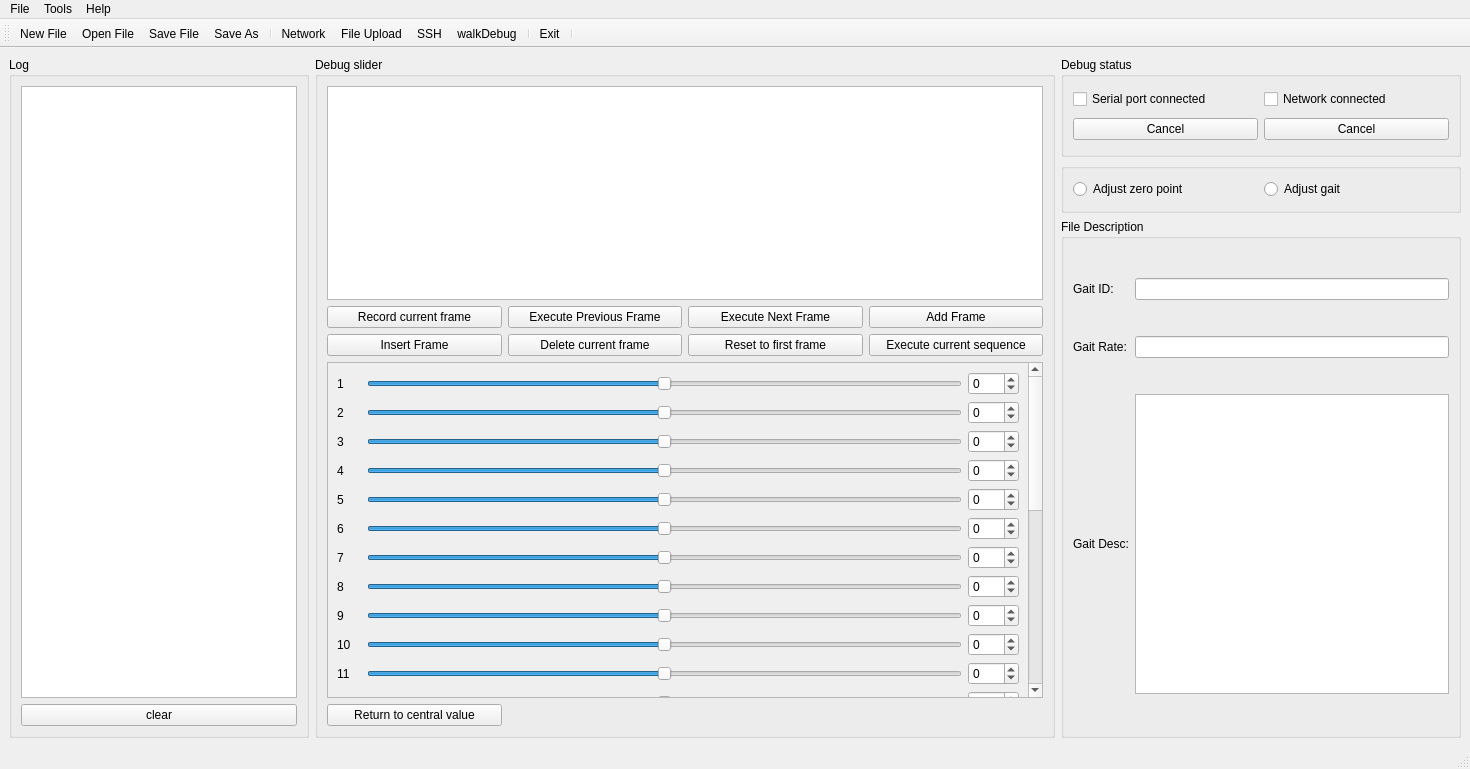
This is mainwindow.ui in BronWang/SpecialGait as Qt 5 draws it before an edit. The edited form follows.
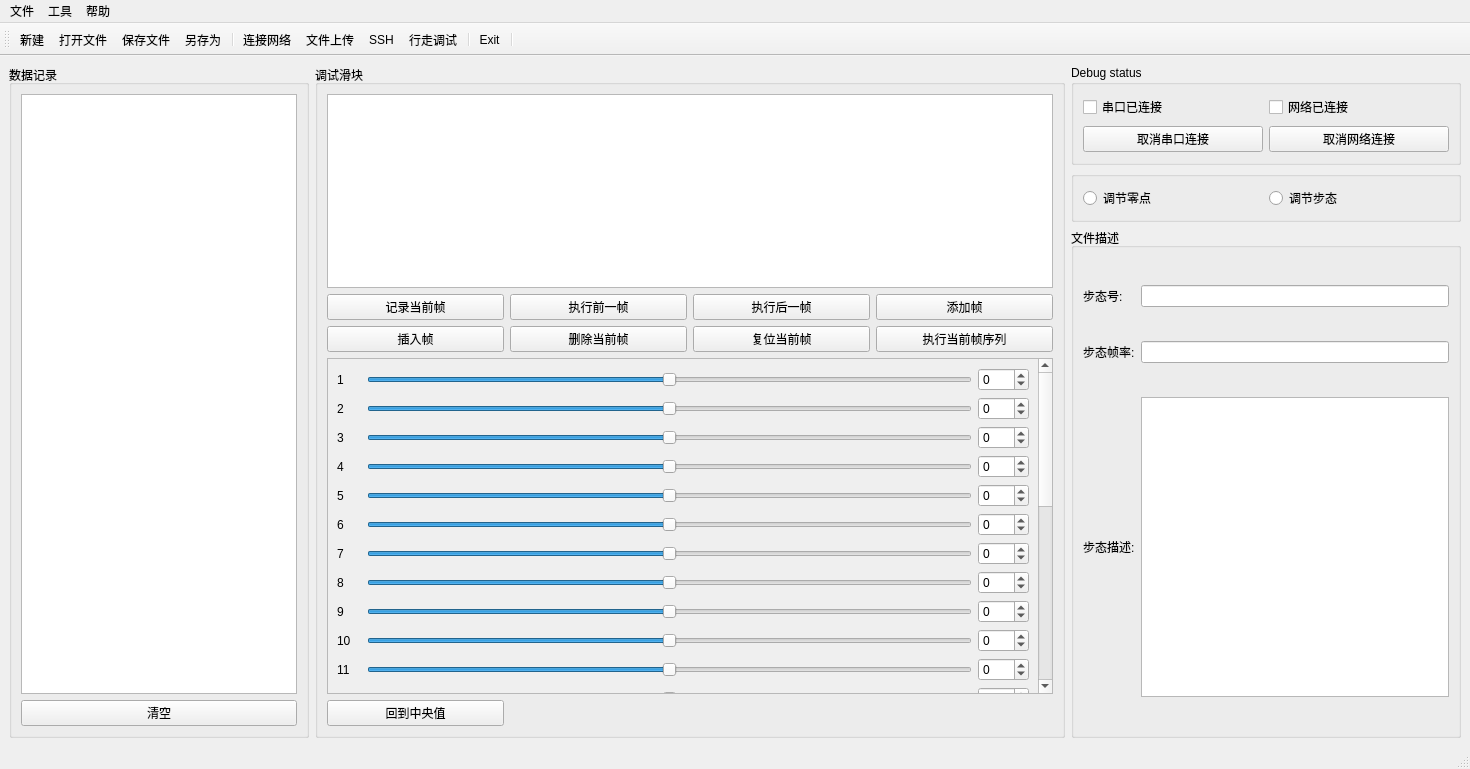
This is the edited form. Icons and pictures are not drawn.

Patch:
```diff
--- a/mainwindow.ui
+++ b/mainwindow.ui
@@ -24,7 +24,7 @@
        </size>
       </property>
       <property name="title">
-       <string>Log</string>
+       <string>数据记录</string>
       </property>
       <layout class="QVBoxLayout" name="verticalLayout_3">
        <item>
@@ -37,7 +37,7 @@
        <item>
         <widget class="QPushButton" name="pushButtonClearText">
          <property name="text">
-          <string>clear</string>
+          <string>清空</string>
          </property>
         </widget>
        </item>
@@ -46,14 +46,20 @@
     </item>
     <item>
      <widget class="QGroupBox" name="groupBox">
+      <property name="minimumSize">
+       <size>
+        <width>750</width>
+        <height>0</height>
+       </size>
+      </property>
       <property name="title">
-       <string>Debug slider</string>
+       <string>调试滑块</string>
       </property>
       <layout class="QGridLayout" name="gridLayout">
        <item row="2" column="1">
         <widget class="QPushButton" name="btnExecPreFrame">
          <property name="text">
-          <string>Execute Previous Frame</string>
+          <string>执行前一帧</string>
          </property>
         </widget>
        </item>
@@ -70,14 +76,14 @@
        <item row="5" column="0">
         <widget class="QPushButton" name="btnReturnCentralValue">
          <property name="text">
-          <string>Return to central value</string>
+          <string>回到中央值</string>
          </property>
         </widget>
        </item>
        <item row="2" column="2">
         <widget class="QPushButton" name="btnExecLaterFrame">
          <property name="text">
-          <string>Execute Next Frame</string>
+          <string>执行后一帧</string>
          </property>
          <property name="checkable">
           <bool>false</bool>
@@ -90,14 +96,14 @@
        <item row="3" column="2">
         <widget class="QPushButton" name="btnResetFrame">
          <property name="text">
-          <string>Reset to first frame</string>
+          <string>复位当前帧</string>
          </property>
         </widget>
        </item>
        <item row="2" column="3">
         <widget class="QPushButton" name="btnAppendFrame">
          <property name="text">
-          <string>Add Frame</string>
+          <string>添加帧</string>
          </property>
          <property name="checkable">
           <bool>false</bool>
@@ -110,7 +116,7 @@
        <item row="2" column="0">
         <widget class="QPushButton" name="btnRecordCurFrame">
          <property name="text">
-          <string>Record current frame</string>
+          <string>记录当前帧</string>
          </property>
          <property name="checkable">
           <bool>false</bool>
@@ -123,21 +129,21 @@
        <item row="3" column="0">
         <widget class="QPushButton" name="btnInsertFrame">
          <property name="text">
-          <string>Insert Frame</string>
+          <string>插入帧</string>
          </property>
         </widget>
        </item>
        <item row="3" column="1">
         <widget class="QPushButton" name="btnDelCurFrame">
          <property name="text">
-          <string>Delete current frame</string>
+          <string>删除当前帧</string>
          </property>
         </widget>
        </item>
        <item row="3" column="3">
         <widget class="QPushButton" name="btnExecList">
          <property name="text">
-          <string>Execute current sequence</string>
+          <string>执行当前帧序列</string>
          </property>
         </widget>
        </item>
@@ -157,7 +163,7 @@
            <rect>
             <x>0</x>
             <y>0</y>
-            <width>746</width>
+            <width>703</width>
             <height>771</height>
            </rect>
           </property>
@@ -1225,7 +1231,7 @@
          <item row="0" column="1">
           <widget class="QCheckBox" name="checkBoxNetwork">
            <property name="text">
-            <string>Network connected</string>
+            <string>网络已连接</string>
            </property>
            <property name="checkable">
             <bool>true</bool>
@@ -1238,7 +1244,7 @@
          <item row="1" column="0">
           <widget class="QPushButton" name="btnCancelSerialPortCon">
            <property name="text">
-            <string>Cancel</string>
+            <string>取消串口连接</string>
            </property>
            <property name="checkable">
             <bool>false</bool>
@@ -1251,14 +1257,14 @@
          <item row="1" column="1">
           <widget class="QPushButton" name="btnCancelNetCon">
            <property name="text">
-            <string>Cancel</string>
+            <string>取消网络连接</string>
            </property>
           </widget>
          </item>
          <item row="0" column="0">
           <widget class="QCheckBox" name="checkBoxSerial">
            <property name="text">
-            <string>Serial port connected</string>
+            <string>串口已连接</string>
            </property>
            <property name="checkable">
             <bool>true</bool>
@@ -1292,14 +1298,14 @@
          <item>
           <widget class="QRadioButton" name="rbtnAdjustZero">
            <property name="text">
-            <string>Adjust zero point</string>
+            <string>调节零点</string>
            </property>
           </widget>
          </item>
          <item>
           <widget class="QRadioButton" name="rbtnAdjustGait">
            <property name="text">
-            <string>Adjust gait</string>
+            <string>调节步态</string>
            </property>
           </widget>
          </item>
@@ -1321,7 +1327,7 @@
          </size>
         </property>
         <property name="title">
-         <string>File Description</string>
+         <string>文件描述</string>
         </property>
         <layout class="QGridLayout" name="gridLayout_3">
          <item row="0" column="1">
@@ -1330,7 +1336,7 @@
          <item row="1" column="0">
           <widget class="QLabel" name="label_28">
            <property name="text">
-            <string>Gait Rate:</string>
+            <string>步态帧率:</string>
            </property>
           </widget>
          </item>
@@ -1347,7 +1353,7 @@
          <item row="0" column="0">
           <widget class="QLabel" name="label_26">
            <property name="text">
-            <string>Gait ID:</string>
+            <string>步态号:</string>
            </property>
           </widget>
          </item>
@@ -1357,7 +1363,7 @@
          <item row="2" column="0">
           <widget class="QLabel" name="label_27">
            <property name="text">
-            <string>Gait Desc:</string>
+            <string>步态描述:</string>
            </property>
           </widget>
          </item>
@@ -1379,7 +1385,7 @@
    </property>
    <widget class="QMenu" name="menu">
     <property name="title">
-     <string>File</string>
+     <string>文件</string>
     </property>
     <addaction name="newFile"/>
     <addaction name="openFile"/>
@@ -1387,7 +1393,7 @@
    </widget>
    <widget class="QMenu" name="menu_2">
     <property name="title">
-     <string>Tools</string>
+     <string>工具</string>
     </property>
     <addaction name="serialPort"/>
     <addaction name="networkCom"/>
@@ -1397,7 +1403,7 @@
    </widget>
    <widget class="QMenu" name="menu_3">
     <property name="title">
-     <string>Help</string>
+     <string>帮助</string>
     </property>
     <addaction name="IkidRobotImage"/>
    </widget>
@@ -1453,7 +1459,7 @@
      <normaloff>:/images/images/066.GIF</normaloff>:/images/images/066.GIF</iconset>
    </property>
    <property name="text">
-    <string>Network</string>
+    <string>连接网络</string>
    </property>
    <property name="toolTip">
     <string>连接网络</string>
@@ -1510,7 +1516,7 @@
      <normaloff>:/images/images/100.bmp</normaloff>:/images/images/100.bmp</iconset>
    </property>
    <property name="text">
-    <string>New File</string>
+    <string>新建</string>
    </property>
   </action>
   <action name="openFile">
@@ -1519,7 +1525,7 @@
      <normaloff>:/images/images/100.bmp</normaloff>:/images/images/100.bmp</iconset>
    </property>
    <property name="text">
-    <string>Open File</string>
+    <string>打开文件</string>
    </property>
   </action>
   <action name="saveFile">
@@ -1528,7 +1534,7 @@
      <normaloff>:/images/images/save.bmp</normaloff>:/images/images/save.bmp</iconset>
    </property>
    <property name="text">
-    <string>Save File</string>
+    <string>保存文件</string>
    </property>
    <property name="toolTip">
     <string>保存文件</string>
@@ -1543,7 +1549,7 @@
      <normaloff>:/images/images/104.bmp</normaloff>:/images/images/104.bmp</iconset>
    </property>
    <property name="text">
-    <string>Save As</string>
+    <string>另存为</string>
    </property>
   </action>
   <action name="gaitUpload">
@@ -1552,7 +1558,7 @@
      <normaloff>:/images/images/126.bmp</normaloff>:/images/images/126.bmp</iconset>
    </property>
    <property name="text">
-    <string>File Upload</string>
+    <string>文件上传</string>
    </property>
   </action>
   <action name="walkDebug">
@@ -1561,7 +1567,7 @@
      <normaloff>:/images/images/804.bmp</normaloff>:/images/images/804.bmp</iconset>
    </property>
    <property name="text">
-    <string>walkDebug</string>
+    <string>行走调试</string>
    </property>
   </action>
  </widget>
```
